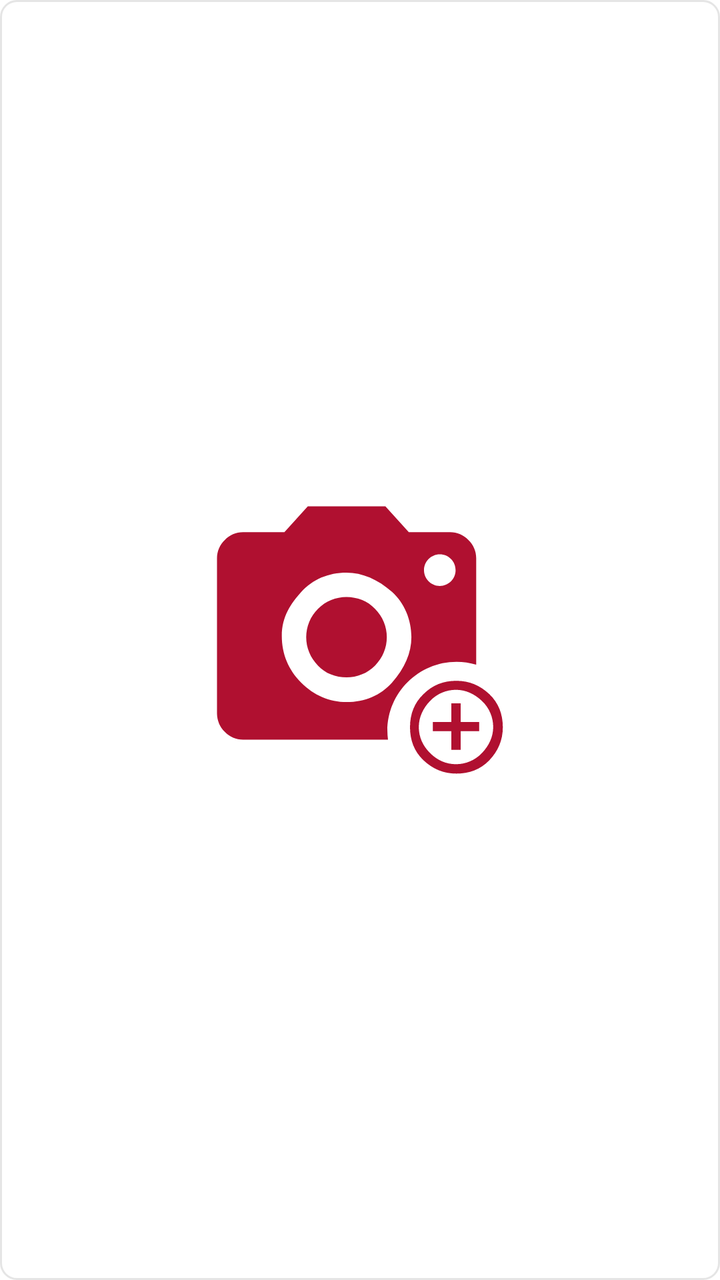
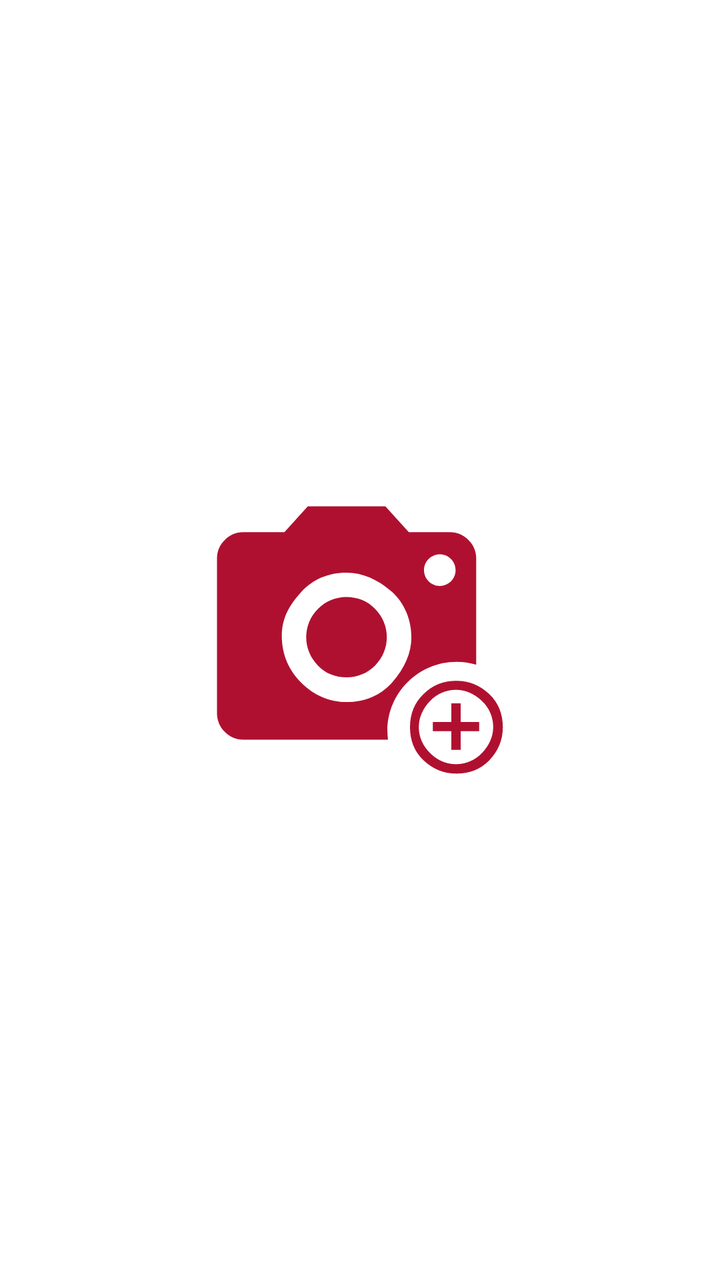

An Android layout rendered at two revisions. The XML below is the earlier revision; the diff shows what the commit changed to produce the second picture.
<!-- AndroidManifest.xml: application theme AppTheme -->
<!-- res/layout/item_attach_photo.xml -->
<?xml version="1.0" encoding="utf-8"?>
<LinearLayout xmlns:android="http://schemas.android.com/apk/res/android" xmlns:app="http://schemas.android.com/apk/res-auto"
    android:id="@+id/item_layout"
    android:gravity="center"
    android:orientation="vertical"
    android:background="@drawable/shape_radius_8_pad_15_stroke_grey_solid_white"
    android:layout_width="match_parent"
    android:layout_height="90dp">

    <ImageView
        android:id="@+id/item_image"
        android:src="@drawable/ic_add_photo"
        android:layout_width="wrap_content"
        android:layout_height="wrap_content"/>

</LinearLayout>
<!-- resources referenced by this layout -->
<resources>
  <!-- drawable ic_add_photo (drawable) -->
  <vector xmlns:android="http://schemas.android.com/apk/res/android"
      android:width="300dp"
      android:height="300dp"
      android:viewportWidth="300"
      android:viewportHeight="300">
    <path
        android:fillColor="#B01030"
        android:pathData="M164,199.8H91.5c-3.4,0 -6.7,-1.4 -9.1,-3.9c-2.5,-2.4 -3.8,-5.6 -3.9,-9.1v-77.7c0,-3.4 1.4,-6.7 3.9,-9.1c2.4,-2.5 5.6,-3.9 9.1,-3.9h20.7l11.7,-12.9h38.8l11.7,12.9h20.7c3.4,0 6.7,1.4 9.1,3.9c2.5,2.4 3.9,5.6 3.9,9.1v53.2c-3.2,-0.9 -6.5,-1.4 -9.8,-1.4c-19.1,0 -34.6,15.5 -34.6,34.6C163.7,196.9 163.8,198.3 164,199.8L164,199.8zM143.3,116.3c-9.2,0 -16.9,3.3 -22.7,9.7c-5,5.6 -9.7,12.1 -9.7,22c0,9 3.3,16.9 9.7,23.3c6.4,6.4 14.2,9.7 22.7,9.7c9.2,0 16.9,-3.3 22.7,-9.7c6.4,-7.1 9.7,-14.9 9.7,-22.7c0,-8.8 -3.5,-17.1 -9.7,-22.7C158.9,119.6 151.1,116.3 143.3,116.3L143.3,116.3zM189.9,107.2c-4.4,0 -7.9,3.6 -7.9,7.9c0,4.4 3.6,7.9 7.9,7.9c4.4,0 7.9,-3.6 7.9,-7.9C197.8,110.7 194.3,107.2 189.9,107.2L189.9,107.2zM143.3,168.7c-2.7,0 -5.4,-0.5 -7.9,-1.5c-2.4,-1 -4.6,-2.5 -6.4,-4.4c-1.9,-1.9 -3.4,-4.1 -4.4,-6.6c-1,-2.4 -1.5,-5 -1.5,-7.6c0,-2.6 0.5,-5.2 1.5,-7.6c1,-2.5 2.5,-4.7 4.4,-6.6c1.9,-1.9 4.1,-3.4 6.6,-4.4c2.4,-1 5,-1.5 7.6,-1.5c2.7,0 5.4,0.5 7.9,1.5c2.4,1 4.6,2.5 6.4,4.4c1.9,1.9 3.4,4.1 4.4,6.6c1,2.4 1.5,5 1.5,7.6c0,2.6 -0.5,5.2 -1.5,7.6c-1,2.5 -2.5,4.7 -4.4,6.6c-1.9,1.9 -4.1,3.4 -6.6,4.4C148.5,168.2 145.9,168.7 143.3,168.7L143.3,168.7z"/>
    <path
        android:fillColor="#B01030"
        android:pathData="M181.7,177.1c4.6,-4.6 10,-6.7 16.5,-6.7s11.8,2.3 16.5,6.7c4.6,4.4 6.7,10 6.7,16.5c0,6.5 -2.3,11.8 -6.7,16.5c-4.4,4.6 -10,6.7 -16.5,6.7s-11.8,-2.3 -16.5,-6.7c-4.6,-4.4 -6.7,-10 -6.7,-16.5S177.1,181.5 181.7,177.1zM185,206.5c3.7,3.7 8.1,5.6 13,5.6c4.9,0 9.6,-2 13,-5.6c3.5,-3.7 5.6,-8.1 5.6,-13c0,-4.9 -2,-9.6 -5.6,-13c-3.7,-3.5 -8.1,-5.6 -13,-5.6c-4.9,0 -9.6,2 -13,5.6c-3.5,3.7 -5.6,8.1 -5.6,13S181.3,202.8 185,206.5L185,206.5zM200.3,181.7v9.3h9.3v4.6h-9.3v9.3h-4.6v-9.3h-9.3V191h9.3v-9.3H200.3z"/>
  </vector>
  <!-- drawable shape_radius_8_pad_15_stroke_grey_solid_white (drawable) -->
  <?xml version="1.0" encoding="utf-8"?>
  <shape xmlns:android="http://schemas.android.com/apk/res/android" android:shape="rectangle">
      <corners android:radius="8dp"/>
      <solid android:color="#FFFFFF"/>
      <stroke android:width="1dp" android:color="#e5e5e5"/>
      <padding android:bottom="15dp" android:left="15dp" android:right="15dp" android:top="15dp"/>
  </shape>
  <style name="AppTheme" parent="Theme.MaterialComponents.DayNight.NoActionBar">
          
          
          <item name="colorPrimary">@color/colorPrimary</item>
          <item name="colorPrimaryDark">@color/colorPrimaryDark</item>
          <item name="colorAccent">@color/colorAccent</item>
      </style>
  <color name="colorPrimary">#B01030</color>
  <color name="colorPrimaryDark">#530918</color>
  <color name="colorAccent">#450D18</color>
</resources>

<!-- the commit's change to res/layout/item_attach_photo.xml (unified diff, before → after) -->
@@ -3,7 +3,6 @@
     android:id="@+id/item_layout"
     android:gravity="center"
     android:orientation="vertical"
-    android:background="@drawable/shape_radius_8_pad_15_stroke_grey_solid_white"
     android:layout_width="match_parent"
     android:layout_height="90dp">
 
<!-- resource entries referenced after the edit -->
@@ -13,14 +13,6 @@
         android:fillColor="#B01030"
         android:pathData="M181.7,177.1c4.6,-4.6 10,-6.7 16.5,-6.7s11.8,2.3 16.5,6.7c4.6,4.4 6.7,10 6.7,16.5c0,6.5 -2.3,11.8 -6.7,16.5c-4.4,4.6 -10,6.7 -16.5,6.7s-11.8,-2.3 -16.5,-6.7c-4.6,-4.4 -6.7,-10 -6.7,-16.5S177.1,181.5 181.7,177.1zM185,206.5c3.7,3.7 8.1,5.6 13,5.6c4.9,0 9.6,-2 13,-5.6c3.5,-3.7 5.6,-8.1 5.6,-13c0,-4.9 -2,-9.6 -5.6,-13c-3.7,-3.5 -8.1,-5.6 -13,-5.6c-4.9,0 -9.6,2 -13,5.6c-3.5,3.7 -5.6,8.1 -5.6,13S181.3,202.8 185,206.5L185,206.5zM200.3,181.7v9.3h9.3v4.6h-9.3v9.3h-4.6v-9.3h-9.3V191h9.3v-9.3H200.3z"/>
   </vector>
-  <!-- drawable shape_radius_8_pad_15_stroke_grey_solid_white (drawable) -->
-  <?xml version="1.0" encoding="utf-8"?>
-  <shape xmlns:android="http://schemas.android.com/apk/res/android" android:shape="rectangle">
-      <corners android:radius="8dp"/>
-      <solid android:color="#FFFFFF"/>
-      <stroke android:width="1dp" android:color="#e5e5e5"/>
-      <padding android:bottom="15dp" android:left="15dp" android:right="15dp" android:top="15dp"/>
-  </shape>
   <style name="AppTheme" parent="Theme.MaterialComponents.DayNight.NoActionBar">
           
           
